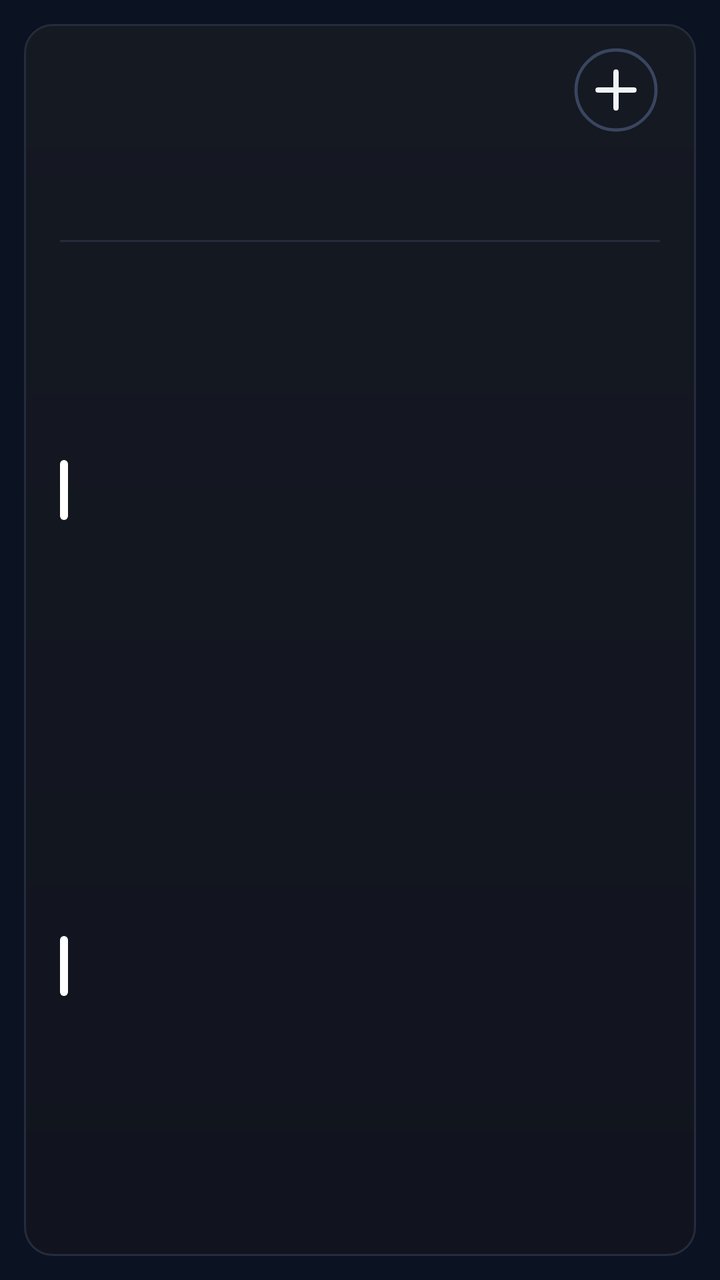
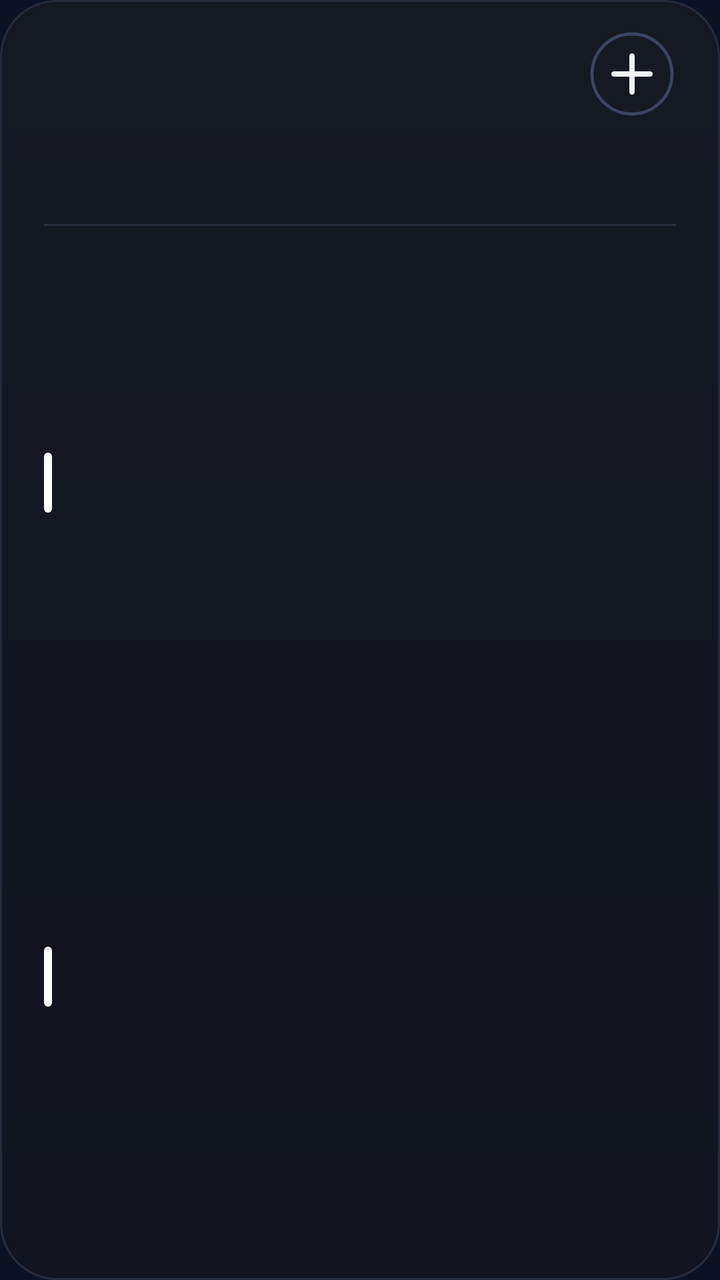

Compare the two renders of this Android layout. The source of the first and the diff that turns it into the second are given below.
<!-- AndroidManifest.xml: application theme AppTheme -->
<!-- res/layout/cal_k2.xml -->
<?xml version="1.0" encoding="utf-8"?>
<FrameLayout xmlns:android="http://schemas.android.com/apk/res/android"
    android:id="@+id/root"
    android:layout_width="match_parent"
    android:layout_height="match_parent"
    android:padding="12dp">

    <LinearLayout
        android:id="@+id/panel"
        android:layout_width="match_parent"
        android:layout_height="match_parent"
        android:background="@drawable/cal_panel"
        android:orientation="vertical"
        android:paddingStart="18dp"
        android:paddingTop="9dp"
        android:paddingEnd="18dp"
        android:paddingBottom="12dp">

        
        <LinearLayout
            android:layout_width="match_parent"
            android:layout_height="48dp"
            android:gravity="center_vertical"
            android:orientation="horizontal">
        <ImageView
            android:id="@+id/cal_day"
            android:layout_width="wrap_content"
            android:layout_height="47dp"
            android:adjustViewBounds="true"
            android:scaleType="fitStart" />

            <LinearLayout
                android:layout_width="0dp"
                android:layout_height="wrap_content"
                android:layout_marginStart="12dp"
                android:layout_weight="1"
                android:orientation="vertical">
                <ImageView
                    android:id="@+id/cal_month"
                    android:layout_width="match_parent"
                    android:layout_height="23dp"
                    android:adjustViewBounds="true"
                    android:scaleType="fitStart" />
                <ImageView
                    android:id="@+id/cal_sub"
                    android:layout_width="match_parent"
                    android:layout_height="16dp"
                    android:adjustViewBounds="true"
                    android:layout_marginTop="2dp"
                    android:scaleType="fitStart" />
            </LinearLayout>

            <ImageView
                android:id="@+id/btn_add"
                android:layout_width="44dp"
                android:layout_height="44dp"
                android:contentDescription="New event"
                android:src="@drawable/ic_cal_add" />
        </LinearLayout>

        
        <LinearLayout
            android:layout_width="match_parent"
            android:layout_height="44dp"
            android:layout_marginTop="2dp"
            android:orientation="horizontal">
            <LinearLayout
                android:layout_width="0dp"
                android:layout_height="match_parent"
                android:layout_weight="1"
                android:gravity="center_horizontal"
                android:orientation="vertical">
                <ImageView
                    android:id="@+id/wk_label_0"
                    android:layout_width="wrap_content"
                    android:layout_height="14dp"
                    android:adjustViewBounds="true"
                    android:scaleType="fitCenter" />
                <ImageView
                    android:id="@+id/wk_num_0"
                    android:layout_width="26dp"
                    android:layout_height="26dp"
                    android:adjustViewBounds="true"
                    android:layout_marginTop="3dp"
                    android:scaleType="fitCenter" />
            </LinearLayout>
            <LinearLayout
                android:layout_width="0dp"
                android:layout_height="match_parent"
                android:layout_weight="1"
                android:gravity="center_horizontal"
                android:orientation="vertical">
                <ImageView
                    android:id="@+id/wk_label_1"
                    android:layout_width="wrap_content"
                    android:layout_height="14dp"
                    android:adjustViewBounds="true"
                    android:scaleType="fitCenter" />
                <ImageView
                    android:id="@+id/wk_num_1"
                    android:layout_width="26dp"
                    android:layout_height="26dp"
                    android:adjustViewBounds="true"
                    android:layout_marginTop="3dp"
                    android:scaleType="fitCenter" />
            </LinearLayout>
            <LinearLayout
                android:layout_width="0dp"
                android:layout_height="match_parent"
                android:layout_weight="1"
                android:gravity="center_horizontal"
                android:orientation="vertical">
                <ImageView
                    android:id="@+id/wk_label_2"
                    android:layout_width="wrap_content"
                    android:layout_height="14dp"
                    android:adjustViewBounds="true"
                    android:scaleType="fitCenter" />
                <ImageView
                    android:id="@+id/wk_num_2"
                    android:layout_width="26dp"
                    android:layout_height="26dp"
                    android:adjustViewBounds="true"
                    android:layout_marginTop="3dp"
                    android:scaleType="fitCenter" />
            </LinearLayout>
            <LinearLayout
                android:layout_width="0dp"
                android:layout_height="match_parent"
                android:layout_weight="1"
                android:gravity="center_horizontal"
                android:orientation="vertical">
                <ImageView
                    android:id="@+id/wk_label_3"
                    android:layout_width="wrap_content"
                    android:layout_height="14dp"
                    android:adjustViewBounds="true"
                    android:scaleType="fitCenter" />
                <ImageView
                    android:id="@+id/wk_num_3"
                    android:layout_width="26dp"
                    android:layout_height="26dp"
                    android:adjustViewBounds="true"
                    android:layout_marginTop="3dp"
                    android:scaleType="fitCenter" />
            </LinearLayout>
            <LinearLayout
                android:layout_width="0dp"
                android:layout_height="match_parent"
                android:layout_weight="1"
                android:gravity="center_horizontal"
                android:orientation="vertical">
                <ImageView
                    android:id="@+id/wk_label_4"
                    android:layout_width="wrap_content"
                    android:layout_height="14dp"
                    android:adjustViewBounds="true"
                    android:scaleType="fitCenter" />
                <ImageView
                    android:id="@+id/wk_num_4"
                    android:layout_width="26dp"
                    android:layout_height="26dp"
                    android:adjustViewBounds="true"
                    android:layout_marginTop="3dp"
                    android:scaleType="fitCenter" />
            </LinearLayout>
            <LinearLayout
                android:layout_width="0dp"
                android:layout_height="match_parent"
                android:layout_weight="1"
                android:gravity="center_horizontal"
                android:orientation="vertical">
                <ImageView
                    android:id="@+id/wk_label_5"
                    android:layout_width="wrap_content"
                    android:layout_height="14dp"
                    android:adjustViewBounds="true"
                    android:scaleType="fitCenter" />
                <ImageView
                    android:id="@+id/wk_num_5"
                    android:layout_width="26dp"
                    android:layout_height="26dp"
                    android:adjustViewBounds="true"
                    android:layout_marginTop="3dp"
                    android:scaleType="fitCenter" />
            </LinearLayout>
            <LinearLayout
                android:layout_width="0dp"
                android:layout_height="match_parent"
                android:layout_weight="1"
                android:gravity="center_horizontal"
                android:orientation="vertical">
                <ImageView
                    android:id="@+id/wk_label_6"
                    android:layout_width="wrap_content"
                    android:layout_height="14dp"
                    android:adjustViewBounds="true"
                    android:scaleType="fitCenter" />
                <ImageView
                    android:id="@+id/wk_num_6"
                    android:layout_width="26dp"
                    android:layout_height="26dp"
                    android:adjustViewBounds="true"
                    android:layout_marginTop="3dp"
                    android:scaleType="fitCenter" />
            </LinearLayout>
        </LinearLayout>

        <ImageView
            android:layout_width="match_parent"
            android:layout_height="1dp"
            android:layout_marginTop="5dp"
            android:layout_marginBottom="5dp"
            android:scaleType="fitXY"
            android:src="@drawable/cal_divider" />

        
        <LinearLayout
            android:layout_width="match_parent"
            android:layout_height="0dp"
            android:layout_weight="1"
            android:orientation="vertical">
        <LinearLayout
            android:id="@+id/cal_row_0"
            android:layout_width="match_parent"
            android:layout_height="0dp"
            android:layout_weight="1"
            android:gravity="center_vertical"
            android:orientation="horizontal">

            <ImageView
                android:id="@+id/cal_bar_0"
                android:layout_width="4dp"
                android:layout_height="30dp"
                android:layout_marginEnd="11dp"
                android:scaleType="fitXY"
                android:src="@drawable/cal_bar" />

            <LinearLayout
                android:layout_width="0dp"
                android:layout_height="wrap_content"
                android:layout_weight="1"
                android:orientation="vertical">

                <LinearLayout
                    android:layout_width="match_parent"
                    android:layout_height="wrap_content"
                    android:orientation="horizontal">
                    <ImageView
                        android:id="@+id/cal_time_0"
                        android:layout_width="wrap_content"
                        android:layout_height="16dp"
                        android:adjustViewBounds="true"
                        android:scaleType="fitStart" />
                    <ImageView
                        android:id="@+id/cal_hint_0"
                        android:layout_width="wrap_content"
                        android:layout_height="16dp"
                        android:adjustViewBounds="true"
                        android:layout_marginStart="9dp"
                        android:scaleType="fitStart" />
                </LinearLayout>
                <ImageView
                    android:id="@+id/cal_title_0"
                    android:layout_width="match_parent"
                    android:layout_height="22dp"
                    android:adjustViewBounds="true"
                    android:layout_marginTop="1dp"
                    android:scaleType="fitStart" />
            </LinearLayout>
        </LinearLayout>
        <LinearLayout
            android:id="@+id/cal_row_1"
            android:layout_width="match_parent"
            android:layout_height="0dp"
            android:layout_weight="1"
            android:gravity="center_vertical"
            android:orientation="horizontal">

            <ImageView
                android:id="@+id/cal_bar_1"
                android:layout_width="4dp"
                android:layout_height="30dp"
                android:layout_marginEnd="11dp"
                android:scaleType="fitXY"
                android:src="@drawable/cal_bar" />

            <LinearLayout
                android:layout_width="0dp"
                android:layout_height="wrap_content"
                android:layout_weight="1"
                android:orientation="vertical">

                <LinearLayout
                    android:layout_width="match_parent"
                    android:layout_height="wrap_content"
                    android:orientation="horizontal">
                    <ImageView
                        android:id="@+id/cal_time_1"
                        android:layout_width="wrap_content"
                        android:layout_height="16dp"
                        android:adjustViewBounds="true"
                        android:scaleType="fitStart" />
                    <ImageView
                        android:id="@+id/cal_hint_1"
                        android:layout_width="wrap_content"
                        android:layout_height="16dp"
                        android:adjustViewBounds="true"
                        android:layout_marginStart="9dp"
                        android:scaleType="fitStart" />
                </LinearLayout>
                <ImageView
                    android:id="@+id/cal_title_1"
                    android:layout_width="match_parent"
                    android:layout_height="22dp"
                    android:adjustViewBounds="true"
                    android:layout_marginTop="1dp"
                    android:scaleType="fitStart" />
            </LinearLayout>
        </LinearLayout>
        </LinearLayout>
        <ImageView
            android:id="@+id/cal_more"
            android:layout_width="match_parent"
            android:layout_height="14dp"
            android:adjustViewBounds="true"
            android:scaleType="fitEnd" />
    </LinearLayout>
</FrameLayout>
<!-- resources referenced by this layout -->
<resources>
  <!-- drawable cal_bar (drawable) -->
  <?xml version="1.0" encoding="utf-8"?>
  <shape xmlns:android="http://schemas.android.com/apk/res/android" android:shape="rectangle">
      <solid android:color="#FFFFFFFF" />
      <corners android:radius="2dp" />
  </shape>
  <!-- drawable cal_divider (drawable) -->
  <?xml version="1.0" encoding="utf-8"?>
  <shape xmlns:android="http://schemas.android.com/apk/res/android" android:shape="rectangle">
      <solid android:color="#FF252C3C" />
  </shape>
  <!-- drawable cal_panel (drawable) -->
  <?xml version="1.0" encoding="utf-8"?>
  <shape xmlns:android="http://schemas.android.com/apk/res/android" android:shape="rectangle">
      <gradient android:angle="270" android:startColor="#FF151922" android:endColor="#FF11141E" />
      <stroke android:width="1dp" android:color="#FF252C3C" />
      <corners android:radius="14dp" />
  </shape>
  <!-- drawable ic_cal_add (drawable) -->
  <?xml version="1.0" encoding="utf-8"?>
  <vector xmlns:android="http://schemas.android.com/apk/res/android"
      android:width="44dp"
      android:height="44dp"
      android:viewportWidth="44"
      android:viewportHeight="44">
      <path
          android:pathData="M22,22m-20,0a20,20 0,1 1,40 0a20,20 0,1 1,-40 0"
          android:strokeColor="#FF3A4560"
          android:strokeWidth="1.6" />
      <path
          android:pathData="M13,22L31,22M22,13L22,31"
          android:strokeColor="#FFF1F5F9"
          android:strokeLineCap="round"
          android:strokeWidth="2.6" />
  </vector>
  <style name="AppTheme" parent="@android:style/Theme.DeviceDefault.NoActionBar">
          <item name="android:colorAccent">#DF8B35</item>
          <item name="android:colorControlActivated">#DF8B35</item>
          <item name="android:windowBackground">#0B1322</item>
          <item name="android:statusBarColor">#0E111A</item>
          <item name="android:navigationBarColor">#0B1322</item>
          <item name="android:textColorHint">#718096</item>
      </style>
</resources>

<!-- the commit's change to res/layout/cal_k2.xml (unified diff, before → after) -->
@@ -3,7 +3,7 @@
     android:id="@+id/root"
     android:layout_width="match_parent"
     android:layout_height="match_parent"
-    android:padding="12dp">
+    android:padding="0dp">
 
     <LinearLayout
         android:id="@+id/panel"
@@ -11,10 +11,10 @@
         android:layout_height="match_parent"
         android:background="@drawable/cal_panel"
         android:orientation="vertical"
-        android:paddingStart="18dp"
-        android:paddingTop="9dp"
-        android:paddingEnd="18dp"
-        android:paddingBottom="12dp">
+        android:paddingStart="22dp"
+        android:paddingTop="13dp"
+        android:paddingEnd="22dp"
+        android:paddingBottom="14dp">
 
         
         <LinearLayout
<!-- resource entries referenced after the edit -->
@@ -16,7 +16,7 @@
   <shape xmlns:android="http://schemas.android.com/apk/res/android" android:shape="rectangle">
       <gradient android:angle="270" android:startColor="#FF151922" android:endColor="#FF11141E" />
       <stroke android:width="1dp" android:color="#FF252C3C" />
-      <corners android:radius="14dp" />
+      <corners android:radius="@dimen/widget_radius" />
   </shape>
   <!-- drawable ic_cal_add (drawable) -->
   <?xml version="1.0" encoding="utf-8"?>
@@ -43,5 +43,6 @@
           <item name="android:navigationBarColor">#0B1322</item>
           <item name="android:textColorHint">#718096</item>
       </style>
+  <dimen name="widget_radius">20dp</dimen>
 </resources>
 
